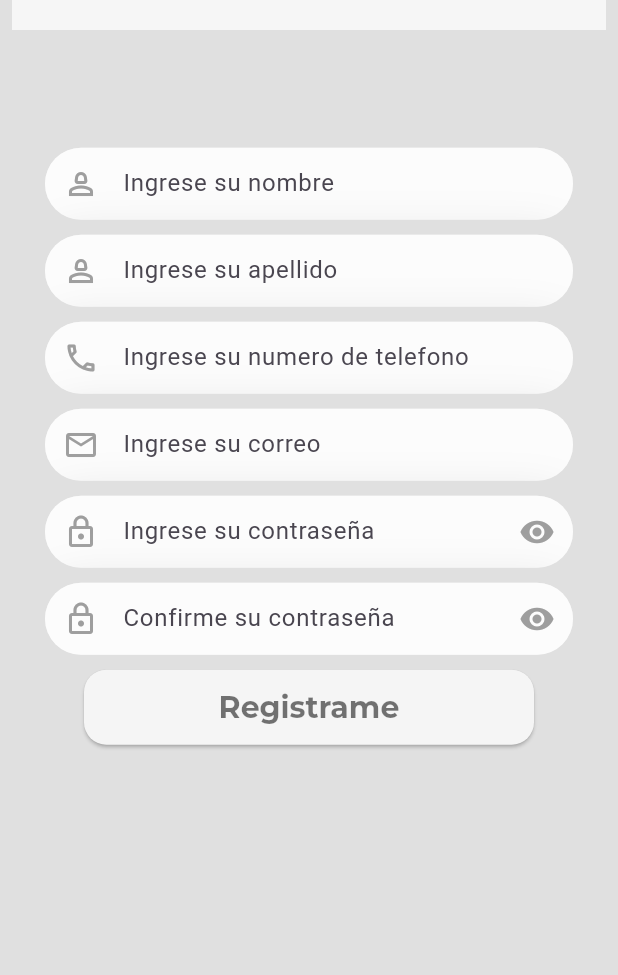
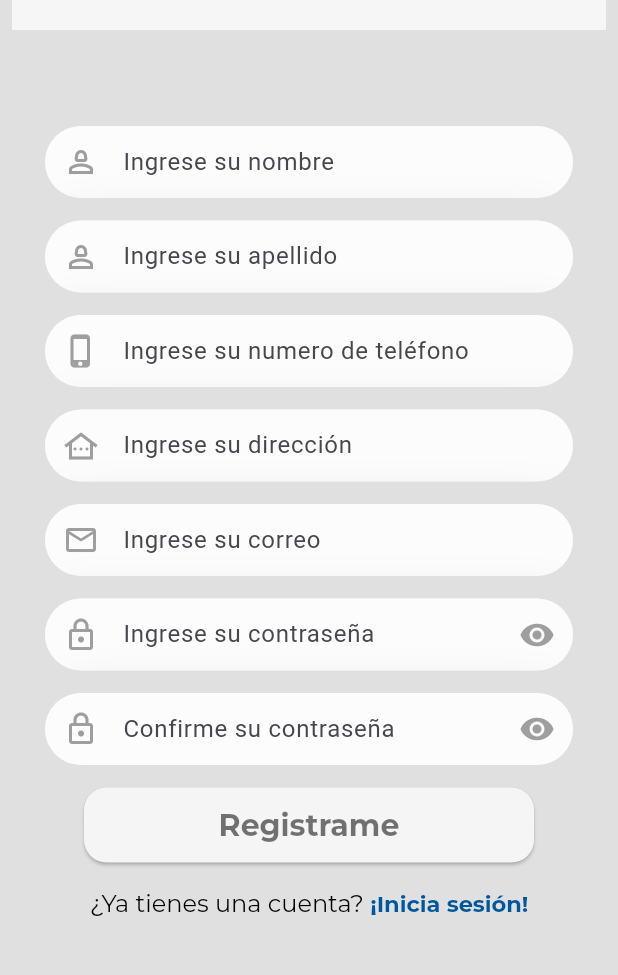
Before and after one commit to Paoli99/PawControl, a Flutter app: the SignUp screen opened directly, on a phone screen of 412 x 824 dp, the part 132-1107 px from its top. Run offline on Flutter 3.47's test engine with Material 3 defaults, Android fonts, the phone set to English and light mode, and no system bars; our stand-ins replace font_awesome_flutter, google_fonts.

```diff
--- a/lib/screens/auth_ui/sign_up/signup.dart
+++ b/lib/screens/auth_ui/sign_up/signup.dart
@@ -64,7 +64,7 @@ class SignUp extends StatefulWidget {
               Container(
                 //margin: EdgeInsets.only(top: 20),
                 width: 480, // set the width of the container
-                height: 550, // set the height of the container
+                height: 650, // set the height of the container
 
                 child: Column(
                   mainAxisAlignment: MainAxisAlignment.center,
@@ -72,7 +72,7 @@ class SignUp extends StatefulWidget {
                   children: [
 
                     SizedBox(
-                      height: 10.0,
+                      height: 15.0,
                     ),
 
                     TextInputFields(
@@ -85,7 +85,7 @@ class SignUp extends StatefulWidget {
                     ),
 
                      SizedBox(
-                      height: 10.0,
+                      height: 15.0,
                     ),
 
                     TextInputFields(
@@ -98,20 +98,33 @@ class SignUp extends StatefulWidget {
                     ),
 
                      SizedBox(
-                      height: 10.0,
+                      height: 15.0,
                     ),
 
                     TextInputFields(
-                      hintText: 'Ingrese su numero de telefono',
+                      hintText: 'Ingrese su numero de teléfono',
                       prefixIcon: Icon(
-                        Icons.phone_outlined,
+                        Icons.phone_iphone_outlined,
+                        color: Colors.grey,
+                      ),
+                      backgroundColor: ColorsApp.white70,
+                    ),
+
+                    SizedBox(
+                      height: 15.0,
+                    ),
+
+                    TextInputFields(
+                      hintText: 'Ingrese su dirección',
+                      prefixIcon: Icon(
+                        Icons.other_houses_outlined,
                         color: Colors.grey,
                       ),
                       backgroundColor: ColorsApp.white70,
                     ),
 
                      SizedBox(
-                      height: 10.0,
+                      height: 15.0,
                     ),
                     TextInputFields(
                       hintText: 'Ingrese su correo',
@@ -123,7 +136,7 @@ class SignUp extends StatefulWidget {
                     ),
 
                      SizedBox(
-                      height: 10.0,
+                      height: 15.0,
                     ),
 
 
@@ -151,7 +164,7 @@ class SignUp extends StatefulWidget {
                     ),
 
                     SizedBox(
-                      height: 10.0,
+                      height: 15.0,
                     ),
 
                     TextInputFields(
@@ -177,13 +190,35 @@ class SignUp extends StatefulWidget {
                       backgroundColor: ColorsApp.white70,
                     ),
                     SizedBox(
-                      height: 10.00,
+                      height: 15.00,
                     ),
                     PrimaryButton(title: 'Registrame', onPressed: (){},),
                     SizedBox(
                       height: 5.00,
                     ),
+                    SizedBox(height: 5.0),
 
+                    Padding(padding: EstilosBase.listPadding,
+                      child: RichText(
+                        textAlign: TextAlign.center,
+                        text: TextSpan(
+                          text: '¿Ya tienes una cuenta? ',
+                          style: TextsFont.cuerpo,
+                          children: [
+                            TextSpan(
+                              text: '¡Inicia sesión!',
+                              style: TextsFont.link,
+                              recognizer: TapGestureRecognizer()
+                              ..onTap= () {
+                                  Routes.instance.push(
+                                    widget: SignUp(),
+                                    context: context,
+                                  );
+                                },
+                            )
+                          ]
+                        ),),
+                      )
                   ],
 
                 ),
--- a/pubspec.yaml
+++ b/pubspec.yaml
@@ -64,6 +64,7 @@ flutter:
   assets:
      - assets/icons/PawControl.png
      - assets/icons/animalLogo.png
+     - assets/icons/lock.png
   #   - images/a_dot_ham.jpeg
 
   # An image asset can refer to one or more resolution-specific "variants", see
```
Also changed, not shown: lib/screens/auth_ui/login/login.dart (+4 -4 lines), lib/screens/home/home.dart (+63 -8 lines).
